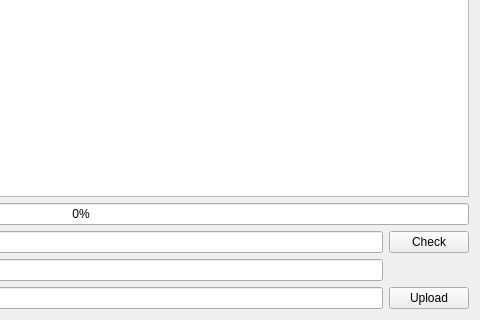
Before: the Qt Designer form gui/file_table.ui in LowellInstruments/ddh_new, drawn with Qt 5; both pictures show x 318 to 798 and y 307 to 627 of the 798 by 627 pixel window.
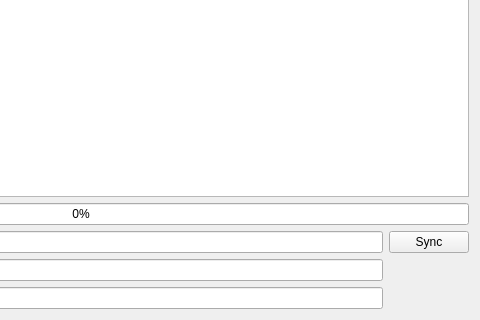
After: the same form once the commit is applied.

Diff of the .ui file:
```diff
--- a/gui/file_table.ui
+++ b/gui/file_table.ui
@@ -58,17 +58,10 @@
        </property>
       </widget>
      </item>
-     <item row="2" column="2">
-      <widget class="QPushButton" name="pushButton_upload">
-       <property name="text">
-        <string>Upload</string>
-       </property>
-      </widget>
-     </item>
      <item row="0" column="2">
       <widget class="QPushButton" name="pushButton_check">
        <property name="text">
-        <string>Check</string>
+        <string>Sync</string>
        </property>
       </widget>
      </item>
```
Left out of the diff: 2 changed lines with no effect on the pictures.
